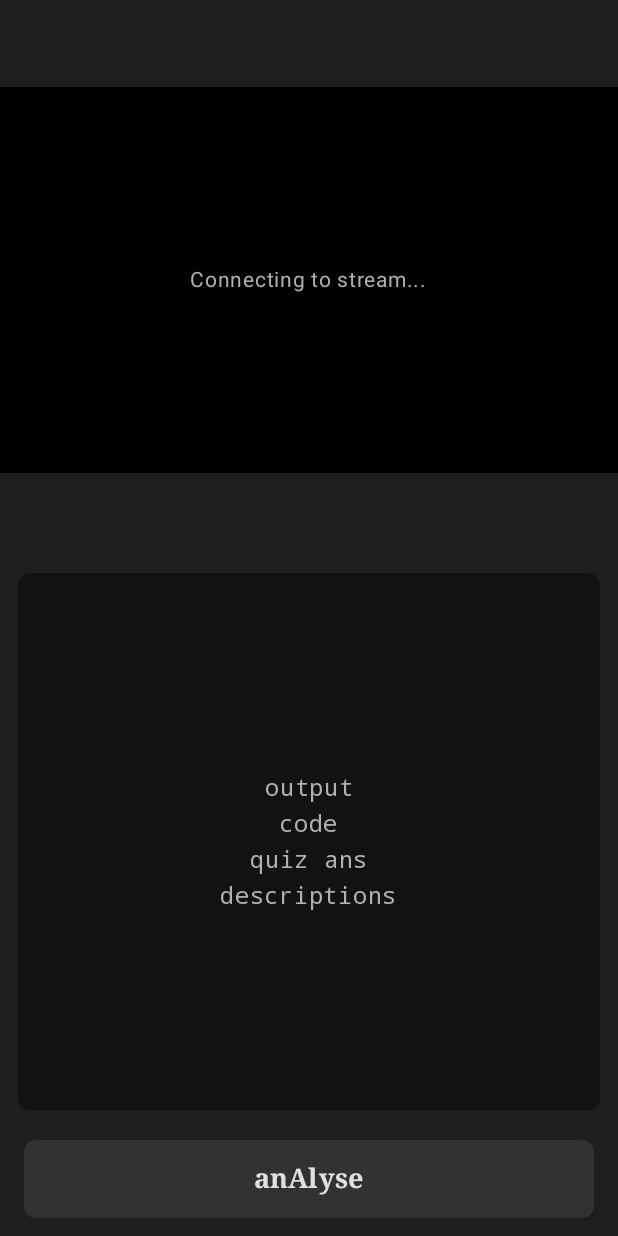
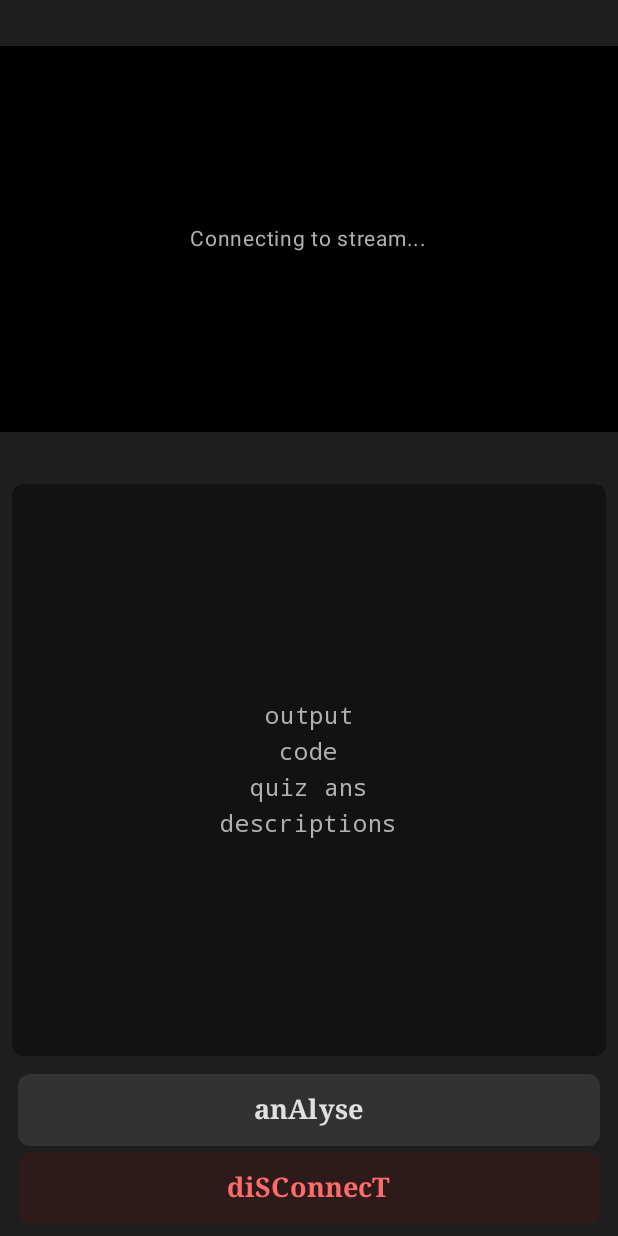
Before and after one commit to vinayakawac/brido, an Android app built with Jetpack Compose: the StreamScreen screen opened through its navigation route, on a phone screen of 412 x 824 dp. Run offline under Robolectric (Android 15) with nearby library versions, the light colour scheme and no system bars.

Commit message:
Enhance StreamScreen with disconnect handling and update ConnectionScreen layout for better responsiveness

```diff
--- a/brido_app/app/src/main/java/com/example/brido/navigation/BridoNavigation.kt
+++ b/brido_app/app/src/main/java/com/example/brido/navigation/BridoNavigation.kt
@@ -47,7 +47,14 @@ fun BridoNavigation() {
         }
 
         composable(Routes.STREAM) {
-            StreamScreen(viewModel = viewModel)
+            StreamScreen(
+                viewModel = viewModel,
+                onDisconnect = {
+                    navController.navigate(Routes.CONNECTION) {
+                        popUpTo(Routes.STREAM) { inclusive = true }
+                    }
+                },
+            )
         }
     }
 }
--- a/brido_app/app/src/main/java/com/example/brido/screens/StreamScreen.kt
+++ b/brido_app/app/src/main/java/com/example/brido/screens/StreamScreen.kt
@@ -24,6 +24,9 @@ import androidx.compose.runtime.Composable
 import androidx.compose.runtime.LaunchedEffect
 import androidx.compose.ui.Alignment
 import androidx.compose.ui.Modifier
+import androidx.compose.foundation.layout.WindowInsets
+import androidx.compose.foundation.layout.systemBars
+import androidx.compose.foundation.layout.windowInsetsPadding
 import androidx.compose.ui.draw.clip
 import androidx.compose.ui.graphics.Color
 import androidx.compose.ui.graphics.asImageBitmap
@@ -41,11 +44,12 @@ import com.example.brido.ui.theme.BridoTextSecondary
 import com.example.brido.viewmodel.BridoViewModel
 
 @Composable
-fun StreamScreen(viewModel: BridoViewModel) {
+fun StreamScreen(viewModel: BridoViewModel, onDisconnect: () -> Unit = {}) {
     Column(
         modifier = Modifier
             .fillMaxSize()
-            .background(BridoDark),
+            .background(BridoDark)
+            .windowInsetsPadding(WindowInsets.systemBars),
     ) {
         // ── Video Stream Viewer ──────────────────────────────────────────
         StreamViewer(
@@ -53,7 +57,7 @@ fun StreamScreen(viewModel: BridoViewModel) {
             isStreaming = viewModel.isStreaming,
             modifier = Modifier
                 .fillMaxWidth()
-                .weight(1f),
+                .weight(0.45f),
         )
 
         // ── Terminal Output Panel ────────────────────────────────────────
@@ -61,8 +65,8 @@ fun StreamScreen(viewModel: BridoViewModel) {
             lines = viewModel.terminalLines,
             modifier = Modifier
                 .fillMaxWidth()
-                .weight(1f)
-                .padding(horizontal = 12.dp, vertical = 8.dp),
+                .weight(0.55f)
+                .padding(horizontal = 8.dp, vertical = 4.dp),
         )
 
         // ── Analyse Button ───────────────────────────────────────────────
@@ -71,8 +75,9 @@ fun StreamScreen(viewModel: BridoViewModel) {
             enabled = !viewModel.isAnalysing && viewModel.isStreaming,
             modifier = Modifier
                 .fillMaxWidth()
-                .padding(horizontal = 16.dp, vertical = 12.dp)
-                .height(52.dp),
+                .padding(horizontal = 12.dp)
+                .padding(top = 8.dp)
+                .height(48.dp),
             colors = ButtonDefaults.buttonColors(containerColor = BridoSurfaceVariant),
             shape = RoundedCornerShape(8.dp),
         ) {
@@ -91,6 +96,29 @@ fun StreamScreen(viewModel: BridoViewModel) {
                     fontFamily = FontFamily.Serif,
                 )
             }
+        }
+
+        // ── Disconnect Button ────────────────────────────────────────────
+        Button(
+            onClick = {
+                viewModel.disconnect()
+                onDisconnect()
+            },
+            modifier = Modifier
+                .fillMaxWidth()
+                .padding(horizontal = 12.dp)
+                .padding(top = 4.dp, bottom = 8.dp)
+                .height(48.dp),
+            colors = ButtonDefaults.buttonColors(containerColor = Color(0xFF2D1B1B)),
+            shape = RoundedCornerShape(8.dp),
+        ) {
+            Text(
+                "diSConnecT",
+                color = Color(0xFFFF6B6B),
+                fontWeight = FontWeight.Bold,
+                fontSize = 18.sp,
+                fontFamily = FontFamily.Serif,
+            )
         }
     }
 }
--- a/brido_app/app/src/main/java/com/example/brido/screens/WelcomeScreen.kt
+++ b/brido_app/app/src/main/java/com/example/brido/screens/WelcomeScreen.kt
@@ -45,13 +45,13 @@ fun WelcomeScreen(onContinue: () -> Unit) {
     ) {
         Column(
             horizontalAlignment = Alignment.Start,
-            modifier = Modifier.padding(horizontal = 40.dp),
+            modifier = Modifier.padding(horizontal = 32.dp),
         ) {
             // "Hi," line
             Text(
                 text = "Hi,",
                 color = BridoTextSecondary,
-                fontSize = 36.sp,
+                fontSize = 56.sp,
                 fontWeight = FontWeight.Light,
                 fontFamily = FontFamily.Serif,
             )
@@ -59,19 +59,19 @@ fun WelcomeScreen(onContinue: () -> Unit) {
             // "WeLComE" line — mixed case styling
             Text(
                 text = buildAnnotatedString {
-                    withStyle(SpanStyle(fontWeight = FontWeight.Bold, fontSize = 52.sp)) {
+                    withStyle(SpanStyle(fontWeight = FontWeight.Bold, fontSize = 72.sp)) {
                         append("W")
                     }
-                    withStyle(SpanStyle(fontWeight = FontWeight.Light, fontSize = 44.sp)) {
+                    withStyle(SpanStyle(fontWeight = FontWeight.Light, fontSize = 60.sp)) {
                         append("e")
                     }
-                    withStyle(SpanStyle(fontWeight = FontWeight.Bold, fontSize = 52.sp)) {
+                    withStyle(SpanStyle(fontWeight = FontWeight.Bold, fontSize = 72.sp)) {
                         append("LC")
                     }
-                    withStyle(SpanStyle(fontWeight = FontWeight.Light, fontSize = 44.sp)) {
+                    withStyle(SpanStyle(fontWeight = FontWeight.Light, fontSize = 60.sp)) {
                         append("om")
                     }
-                    withStyle(SpanStyle(fontWeight = FontWeight.Bold, fontSize = 52.sp)) {
+                    withStyle(SpanStyle(fontWeight = FontWeight.Bold, fontSize = 72.sp)) {
                         append("E")
                     }
                 },
@@ -82,10 +82,10 @@ fun WelcomeScreen(onContinue: () -> Unit) {
             // "tO" line
             Text(
                 text = buildAnnotatedString {
-                    withStyle(SpanStyle(fontWeight = FontWeight.Light, fontSize = 44.sp)) {
+                    withStyle(SpanStyle(fontWeight = FontWeight.Light, fontSize = 80.sp)) {
                         append("t")
                     }
-                    withStyle(SpanStyle(fontWeight = FontWeight.Bold, fontSize = 52.sp)) {
+                    withStyle(SpanStyle(fontWeight = FontWeight.Bold, fontSize = 96.sp)) {
                         append("O")
                     }
                 },
@@ -97,7 +97,7 @@ fun WelcomeScreen(onContinue: () -> Unit) {
             Text(
                 text = "brido",
                 color = BridoTextPrimary,
-                fontSize = 64.sp,
+                fontSize = 96.sp,
                 fontWeight = FontWeight.Black,
                 fontFamily = FontFamily.Serif,
             )
```
Also changed, not shown: brido_app/app/src/main/java/com/example/brido/screens/ConnectionScreen.kt (+19 -7 lines), brido_app/app/src/main/java/com/example/brido/viewmodel/BridoViewModel.kt (+12 -0 lines), 4 other files.
